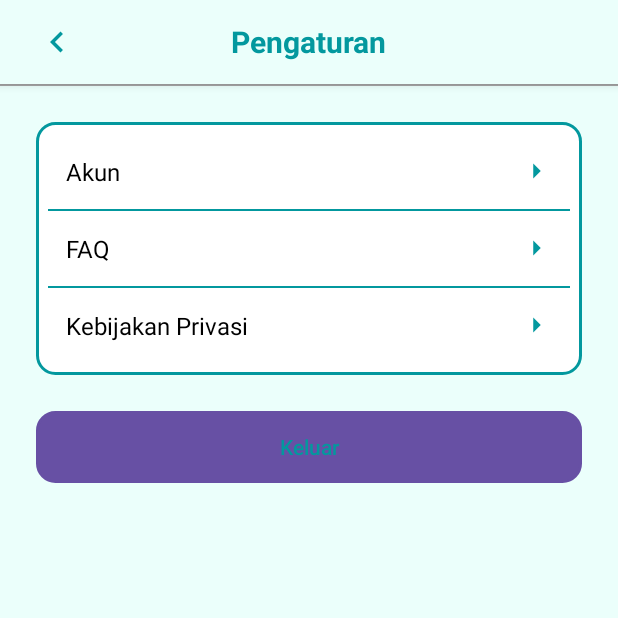
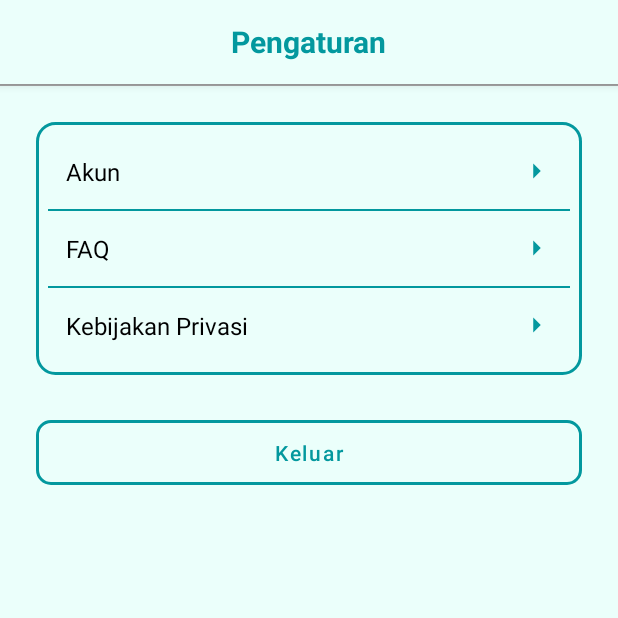
Before and after one commit to stevjoo/GluCare, an Android app: the screen it shows after launch once a user with an empty profile is signed in (SettingsActivity), item 3 of the bottom bar chosen, on a phone screen of 412 x 824 dp, the top half of it. Run offline under Robolectric (Android 15) with nearby library versions, the phone set to English and light mode, and no system bars; our stand-ins replace Firebase (no records; nobody signed in at launch, a user with empty details on screens opened directly).

Commit message:
Perbaiki UI nya dikit2

```diff
--- /dev/null
+++ b/app/src/main/res/color/transparent_selector.xml
@@ -0,0 +1,4 @@
+<?xml version="1.0" encoding="utf-8"?>
+<selector xmlns:android="http://schemas.android.com/apk/res/android">
+    <item android:color="@android:color/transparent" />
+</selector>
--- a/app/src/main/res/drawable/btn_logout_outline.xml
+++ b/app/src/main/res/drawable/btn_logout_outline.xml
@@ -1,18 +1,9 @@
-<selector xmlns:android="http://schemas.android.com/apk/res/android">
-    <item android:state_pressed="true">
-        <shape android:shape="rectangle">
-            <solid android:color="@color/blue" />
-            <corners android:radius="12dp" />
-        </shape>
-    </item>
-
-    <item>
-        <shape android:shape="rectangle">
-            <solid android:color="@color/white" />
-            <stroke
-                android:width="2dp"
-                android:color="@color/blue" />
-            <corners android:radius="12dp" />
-        </shape>
-    </item>
-</selector>
+<?xml version="1.0" encoding="utf-8"?>
+<ripple xmlns:android="http://schemas.android.com/apk/res/android"
+    android:color="?attr/colorControlHighlight"> <item>
+    <shape android:shape="rectangle">
+        <corners android:radius="8dp" /> <stroke
+        android:width="2dp"
+        android:color="@color/blue" /> <solid android:color="@android:color/transparent" /> </shape>
+</item>
+</ripple>
--- a/app/src/main/res/drawable/rounded_border.xml
+++ b/app/src/main/res/drawable/rounded_border.xml
@@ -1,6 +1,6 @@
 <shape xmlns:android="http://schemas.android.com/apk/res/android"
     android:shape="rectangle">
-    <solid android:color="@color/white" />
+    <solid android:color="@color/white_primary" />
     <stroke
         android:width="2dp"
         android:color="@color/blue" />
--- a/app/src/main/res/drawable/rounded_button_outline.xml
+++ b/app/src/main/res/drawable/rounded_button_outline.xml
@@ -1,7 +1,7 @@
 <?xml version="1.0" encoding="utf-8"?>
 <shape xmlns:android="http://schemas.android.com/apk/res/android"
     android:shape="rectangle">
-    <solid android:color="@color/white" />
+    <solid android:color="@color/white_primary" />
     <stroke android:width="2dp" android:color="@color/blue" />
     <corners android:radius="12dp" />
 </shape>
--- a/app/src/main/res/drawable/rounded_card.xml
+++ b/app/src/main/res/drawable/rounded_card.xml
@@ -1,9 +1,4 @@
 <?xml version="1.0" encoding="utf-8"?>
 <shape xmlns:android="http://schemas.android.com/apk/res/android"
     android:shape="rectangle">
-    <solid android:color="@android:color/white" />
-    <corners android:radius="12dp" />
-    <stroke
-        android:width="1dp"
-        android:color="#E0E0E0" />
 </shape>
--- a/app/src/main/res/layout/activity_account_settings.xml
+++ b/app/src/main/res/layout/activity_account_settings.xml
@@ -3,6 +3,7 @@
     xmlns:app="http://schemas.android.com/apk/res-auto"
     android:layout_width="match_parent"
     android:layout_height="match_parent"
+    android:fitsSystemWindows="true"
     android:background="@color/white_primary">
     <RelativeLayout
         android:id="@+id/headerLayout"
--- a/app/src/main/res/layout/activity_analysis.xml
+++ b/app/src/main/res/layout/activity_analysis.xml
@@ -5,6 +5,7 @@
     android:layout_width="match_parent"
     android:layout_height="match_parent"
     android:padding="16dp"
+    android:fitsSystemWindows="true"
     tools:context=".AnalysisActivity">
 
     <TextView
--- a/app/src/main/res/layout/activity_change_phone.xml
+++ b/app/src/main/res/layout/activity_change_phone.xml
@@ -4,6 +4,7 @@
     android:layout_width="match_parent"
     android:layout_height="match_parent"
     android:orientation="vertical"
+    android:fitsSystemWindows="true"
     android:background="@color/white_primary"
     android:padding="24dp">
     <RelativeLayout
--- a/app/src/main/res/layout/activity_change_username.xml
+++ b/app/src/main/res/layout/activity_change_username.xml
@@ -4,6 +4,7 @@
     android:layout_width="match_parent"
     android:layout_height="match_parent"
     android:orientation="vertical"
+    android:fitsSystemWindows="true"
     android:background="@color/white_primary"
     android:padding="24dp">
 
--- a/app/src/main/res/layout/activity_faq.xml
+++ b/app/src/main/res/layout/activity_faq.xml
@@ -3,6 +3,7 @@
     xmlns:app="http://schemas.android.com/apk/res-auto"
     android:layout_width="match_parent"
     android:layout_height="match_parent"
+    android:fitsSystemWindows="true"
     android:background="@color/white_primary"
     android:padding="24dp">
 
--- a/app/src/main/res/layout/activity_login.xml
+++ b/app/src/main/res/layout/activity_login.xml
@@ -5,6 +5,7 @@
     android:layout_width="match_parent"
     android:layout_height="match_parent"
     android:background="@color/white_primary"
+    android:fitsSystemWindows="true"
     android:padding="32dp"
     tools:context=".activities.LoginActivity">
 
--- a/app/src/main/res/layout/activity_main.xml
+++ b/app/src/main/res/layout/activity_main.xml
@@ -4,7 +4,8 @@
     xmlns:tools="http://schemas.android.com/tools"
     android:layout_width="match_parent"
     android:layout_height="match_parent"
-    android:background="#E8F8F6"
+    android:background="@color/white_primary"
+    android:fitsSystemWindows="true"
     tools:context=".activities.MainActivity">
 
     <LinearLayout
@@ -26,7 +27,7 @@
             android:gravity="center_vertical"
             android:orientation="horizontal"
             android:paddingHorizontal="16dp"
-            android:paddingVertical="8dp">
+            android:paddingVertical="20dp">
 
             <TextView
                 android:layout_width="0dp"
@@ -61,6 +62,7 @@
         android:layout_height="wrap_content"
         android:layout_alignParentBottom="true"
         android:background="@color/white_primary"
+        style="@style/Widget.App.BottomNavigationView.NoRipple"
         app:elevation="8dp"
         app:itemIconTint="@color/blue"
         app:itemTextColor="@color/blue"
--- a/app/src/main/res/layout/activity_news.xml
+++ b/app/src/main/res/layout/activity_news.xml
@@ -2,8 +2,9 @@
 <RelativeLayout xmlns:android="http://schemas.android.com/apk/res/android"
     xmlns:app="http://schemas.android.com/apk/res-auto"
     android:layout_width="match_parent"
+    android:fitsSystemWindows="true"
     android:layout_height="match_parent"
-    android:background="#E8F8F6">
+    android:background="@color/white_primary">
 
     <ScrollView
         android:layout_width="match_parent"
--- a/app/src/main/res/layout/activity_privacy_policy.xml
+++ b/app/src/main/res/layout/activity_privacy_policy.xml
@@ -3,6 +3,7 @@
     xmlns:app="http://schemas.android.com/apk/res-auto"
     android:layout_width="match_parent"
     android:layout_height="match_parent"
+    android:fitsSystemWindows="true"
     android:background="@color/white_primary">
 
     <RelativeLayout
--- a/app/src/main/res/layout/activity_settings.xml
+++ b/app/src/main/res/layout/activity_settings.xml
@@ -2,6 +2,7 @@
 <androidx.coordinatorlayout.widget.CoordinatorLayout xmlns:android="http://schemas.android.com/apk/res/android"
     xmlns:app="http://schemas.android.com/apk/res-auto"
     android:layout_width="match_parent"
+    android:fitsSystemWindows="true"
     android:layout_height="match_parent"
     android:background="@color/white_primary">
     <RelativeLayout
@@ -12,16 +13,6 @@
         android:paddingHorizontal="24dp"
         android:elevation="4dp">
 
-        <ImageView
-            android:id="@+id/btnBack"
-            android:layout_width="28dp"
-            android:layout_height="28dp"
-            android:layout_centerVertical="true"
-            android:src="@drawable/ic_arrow_left"
-            app:tint="@color/blue"
-            android:contentDescription="Kembali"
-            android:clickable="true"
-            android:focusable="true" />
         <TextView
             android:id="@+id/titleText"
             android:layout_width="wrap_content"
@@ -150,17 +141,20 @@
                 </LinearLayout>
             </LinearLayout>
 
-            <Button
+            <com.google.android.material.button.MaterialButton
                 android:id="@+id/btnLogout"
+                style="@style/Widget.MaterialComponents.Button.OutlinedButton"
                 android:layout_width="match_parent"
                 android:layout_height="wrap_content"
+                android:layout_marginTop="24dp"
+                android:paddingVertical="12dp"
                 android:text="Keluar"
                 android:textColor="@color/blue"
                 android:textAllCaps="false"
-                android:background="@drawable/btn_logout_outline"
-                android:backgroundTint="@null"
-                android:layout_marginTop="24dp"
-                android:paddingVertical="10dp" />
+                app:cornerRadius="10dp"
+                app:rippleColor="@color/transparent_selector"
+                app:strokeColor="@color/blue"
+                app:strokeWidth="2dp" />
         </LinearLayout>
     </ScrollView>
 
--- a/app/src/main/res/layout/list_item_news.xml
+++ b/app/src/main/res/layout/list_item_news.xml
@@ -3,15 +3,14 @@
     android:layout_width="match_parent"
     android:layout_height="wrap_content"
     android:orientation="horizontal"
-    android:padding="12dp"
     android:background="@drawable/rounded_card"
     android:layout_marginBottom="12dp"
     android:gravity="center_vertical">
 
     <ImageView
         android:id="@+id/ivNewsImage"
-        android:layout_width="80dp"
-        android:layout_height="80dp"
+        android:layout_width="100dp"
+        android:layout_height="100dp"
         android:scaleType="centerCrop"
         android:src="@drawable/sample_image"
         android:contentDescription="News article image" />
--- a/app/src/main/res/values/themes.xml
+++ b/app/src/main/res/values/themes.xml
@@ -1,8 +1,7 @@
 <resources xmlns:tools="http://schemas.android.com/tools">
-    <!-- Base application theme. -->
     <style name="Base.Theme.MAPMidTermProject" parent="Theme.Material3.DayNight.NoActionBar">
-        <!-- Customize your light theme here. -->
-        <!-- <item name="colorPrimary">@color/my_light_primary</item> -->
+        <item name="android:windowLightStatusBar" tools:targetApi="23">true</item>
+        <item name="android:windowLightNavigationBar" tools:targetApi="27">true</item>
     </style>
 
     <style name="Theme.MAPMidTermProject" parent="Base.Theme.MAPMidTermProject" />
@@ -12,6 +11,12 @@
         <item name="windowSplashScreenAnimatedIcon">@drawable/glucaremobileapplogo</item>
         <item name="windowSplashScreenAnimationDuration">2000</item>
         <item name="postSplashScreenTheme">@style/Theme.MAPMidTermProject</item>
+        <item name="android:windowLightStatusBar" tools:targetApi="23">true</item>
+        <item name="android:windowLightNavigationBar" tools:targetApi="27">true</item>
+    </style>
+
+    <style name="Widget.App.BottomNavigationView.NoRipple" parent="Widget.MaterialComponents.BottomNavigationView">
+        <item name="itemRippleColor">@color/transparent_selector</item>
     </style>
 
 </resources>
```
